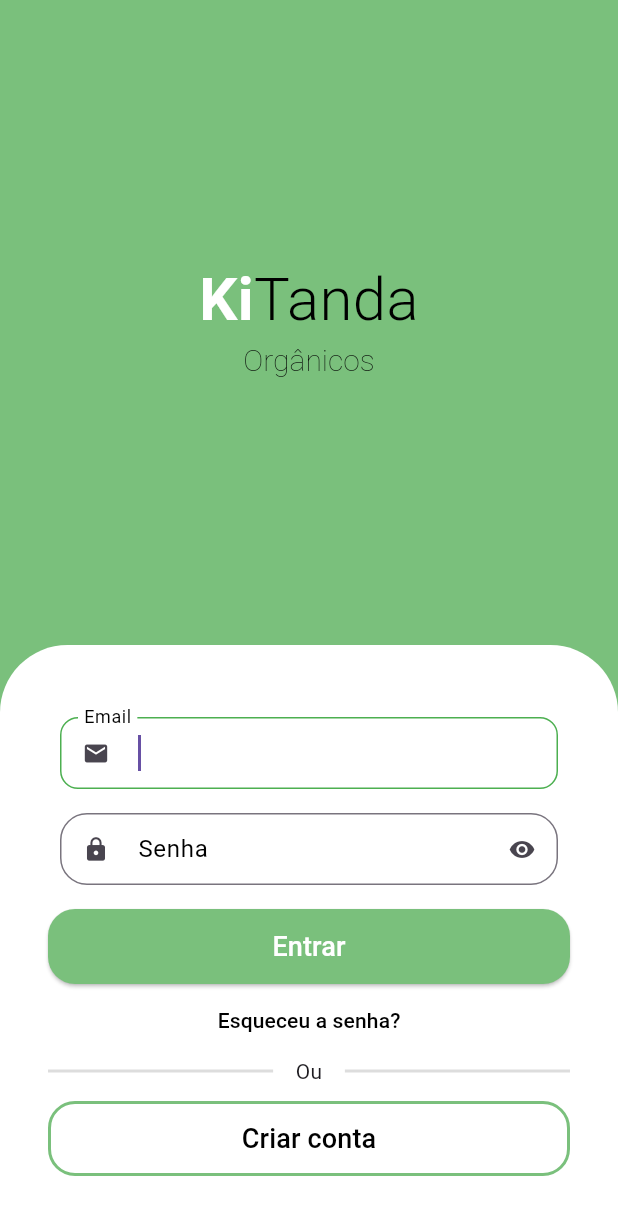
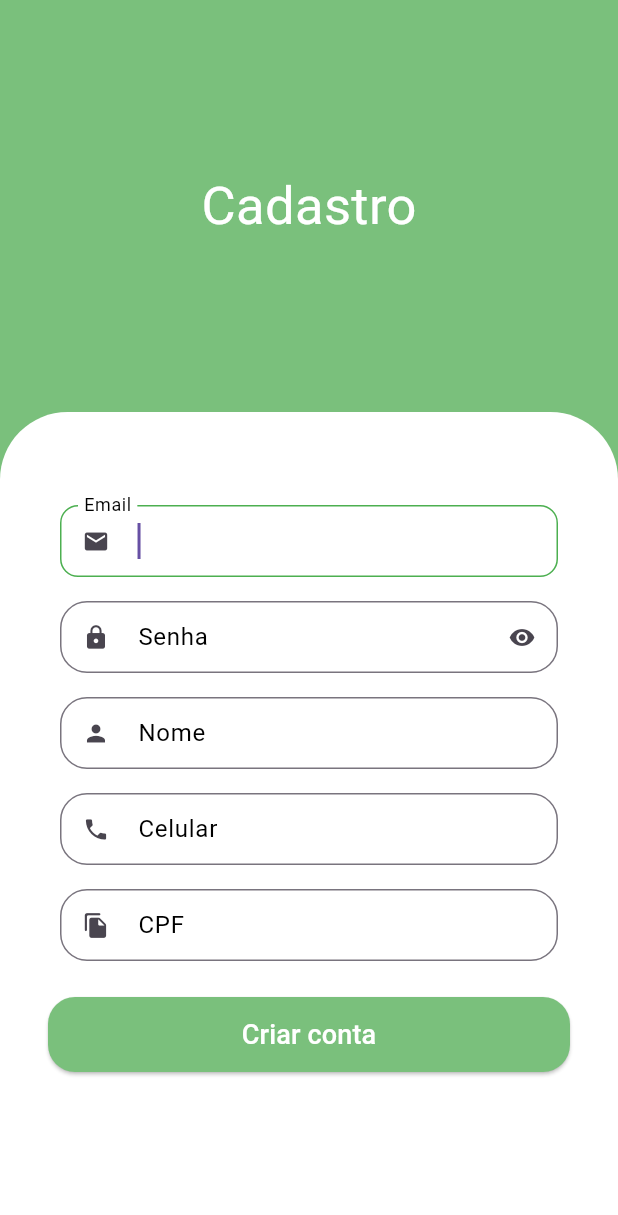
Before and after one commit to MaSamahaa/kitanda, a Flutter app: the screen it shows after launch, after a tap on "Criar conta", on a phone screen of 412 x 824 dp. Shown: the top 1215 px of the screen. Run offline on Flutter 3.47's test engine with Material 3 defaults, Android fonts, the phone set to English and light mode, and no system bars; drawn by our look-alikes of animated_text_kit.

Commit message:
W.I.P - signUpScreen

```diff
--- a/lib/src/auth/sign_in_screen.dart
+++ b/lib/src/auth/sign_in_screen.dart
@@ -1,6 +1,7 @@
 import 'package:animated_text_kit/animated_text_kit.dart';
 import 'package:flutter/material.dart';
 import 'package:kitanda/src/auth/components/custom_text_field.dart';
+import 'package:kitanda/src/auth/sign_up_screen.dart';
 import 'package:kitanda/src/config/custom_colors.dart';
 
 class SignInScreen extends StatelessWidget {
@@ -175,7 +176,13 @@
                                     color: CustomColors.primaryColor,
                                   ),
                                 ),
-                                onPressed: () {},
+                                onPressed: () {
+                                  Navigator.of(context).push(
+                                    MaterialPageRoute(builder:(c){
+                                      return const SignUpScreen();
+                                    }),
+                                  );
+                                },
                                 child: const Text(
                                   'Criar conta',
                                   style: TextStyle(
--- /dev/null
+++ b/lib/src/auth/sign_up_screen.dart
@@ -0,0 +1,108 @@
+import 'package:flutter/material.dart';
+import 'package:kitanda/src/auth/components/custom_text_field.dart';
+import 'package:kitanda/src/config/custom_colors.dart';
+
+class SignUpScreen extends StatelessWidget {
+  const SignUpScreen({super.key});
+  @override
+  Widget build(BuildContext context) {
+    return Scaffold(
+      backgroundColor: CustomColors.primaryColor,
+      body: Column(
+        children: [
+          const Expanded(
+            child: Center(
+              child: Text(
+                'Cadastro',
+                style: TextStyle(
+                  color: Colors.white,
+                  fontSize: 35,
+                ),
+              ),
+            ),
+          ),
+          // Forms
+          Expanded(
+            flex: 2,
+            child: Container(
+              width: double.infinity,
+              decoration: const BoxDecoration(
+                color: Colors.white,
+                borderRadius: BorderRadius.vertical(top: Radius.circular(45)),
+              ),
+              child: LayoutBuilder(
+                builder: (context, constraints) {
+                  return SingleChildScrollView(
+                      physics: const BouncingScrollPhysics(),
+                      padding: const EdgeInsets.symmetric(
+                          horizontal: 32, vertical: 24),
+                      child: ConstrainedBox(
+                        constraints:
+                            BoxConstraints(minHeight: constraints.maxHeight),
+                        child: IntrinsicHeight(
+                          child: Column(
+                              mainAxisAlignment: MainAxisAlignment.spaceBetween,
+                              crossAxisAlignment: CrossAxisAlignment.stretch,
+                              children: [
+                                Column(
+                                    crossAxisAlignment:
+                                        CrossAxisAlignment.stretch,
+                                    children: [
+                                      const SizedBox(
+                                        height: 30,
+                                      ),
+                                      const CustomTextField(
+                                        icon: Icons.email,
+                                        label: 'Email',
+                                      ),
+                                      const CustomTextField(
+                                        icon: Icons.lock,
+                                        label: 'Senha',
+                                        isSecret: true,
+                                      ),
+                                      const CustomTextField(
+                                        icon: Icons.person,
+                                        label: 'Nome',
+                                      ),
+                                      const CustomTextField(
+                                        icon: Icons.phone,
+                                        label: 'Celular',
+                                      ),
+                                      const CustomTextField(
+                                        icon: Icons.file_copy_rounded,
+                                        label: 'CPF',
+                                      ),
+                                      const SizedBox(height: 16),
+                                      SizedBox(
+                                        height: 50,
+                                        child: ElevatedButton(
+                                          style: ElevatedButton.styleFrom(
+                                            backgroundColor:
+                                                CustomColors.primaryColor,
+                                            shape: const RoundedRectangleBorder(
+                                              borderRadius: BorderRadius.all(
+                                                  Radius.circular(18)),
+                                            ),
+                                          ),
+                                          onPressed: () {},
+                                          child: const Text(
+                                            'Criar conta',
+                                            style: TextStyle(
+                                                fontSize: 18,
+                                                color: Colors.white),
+                                          ),
+                                        ),
+                                      ),
+                                    ]),
+                              ]),
+                        ),
+                      ));
+                },
+              ),
+            ),
+          ),
+        ],
+      ),
+    );
+  }
+}
```
